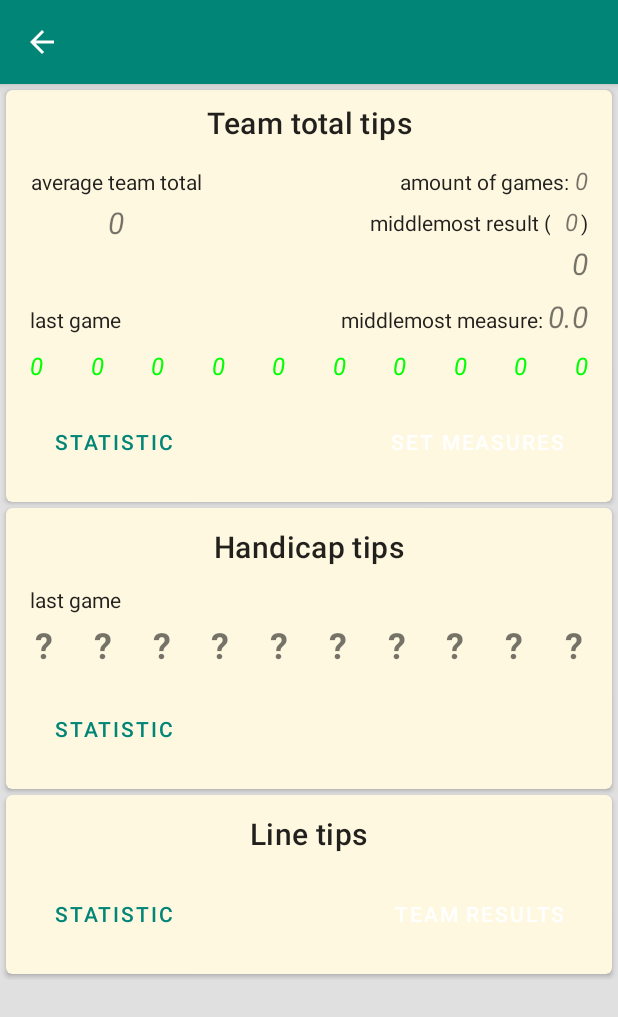
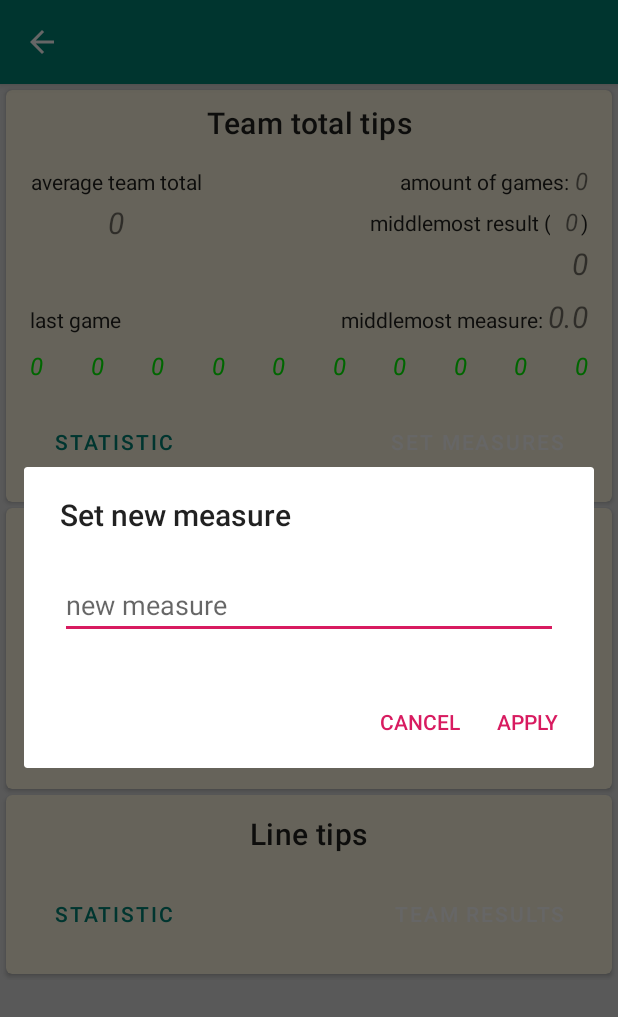
Before and after one commit to pavelkolomeitsev/BetProfessor, an Android app: the TeamTipsActivity screen opened directly, with no data from a screen before it, after a tap on "SET MEASURES", on a phone screen of 412 x 824 dp. Shown: the top 1017 px of the screen. Run offline under Robolectric (Android 15) with nearby library versions, the phone set to English and light mode, and no system bars; our stand-ins replace Room's generated code; libraries missing offline, so code that uses them is left out: android.arch.persistence.

Commit message:
Implement a function to set measure manually

```diff
--- a/BetProfessor/app/src/main/java/com/example/paul/betprofessor/ui/TeamTipsActivity.java
+++ b/BetProfessor/app/src/main/java/com/example/paul/betprofessor/ui/TeamTipsActivity.java
@@ -8,10 +8,12 @@ import android.widget.TextView;
 import android.widget.Toast;
 
 import com.example.paul.betprofessor.R;
+import com.example.paul.betprofessor.ui.helpers.DialogOnSetNewMeasure;
+import com.example.paul.betprofessor.viewModel.SetMeasureAsyncTask;
 import com.example.paul.betprofessor.viewModel.TeamTipsAsyncTask;
 import com.example.paul.betprofessor.viewModel.TeamTipsViewModel;
 
-public class TeamTipsActivity extends AppCompatActivity {
+public class TeamTipsActivity extends AppCompatActivity implements DialogOnSetNewMeasure.DialogSetNewMeasureListener {
 
     public TextView numberOfGames, averageTeamTotal, serialNumberOfResult1, serialNumberOfResult2;
     public TextView middlemostTeamTotal1, middlemostTeamTotal2, middlemostMeasure;
@@ -80,7 +82,8 @@ public class TeamTipsActivity extends AppCompatActivity {
 
         switch (view.getId()){
             case R.id.btn_set_measures:
-                Toast.makeText(this, "measure", Toast.LENGTH_SHORT).show();
+                DialogOnSetNewMeasure dialog = new DialogOnSetNewMeasure();
+                dialog.show(getSupportFragmentManager(), "dialogOnSetNewMeasure");
                 break;
             case R.id.btn_statistic_team_total:
                 Toast.makeText(this, "team total", Toast.LENGTH_SHORT).show();
@@ -96,4 +99,13 @@ public class TeamTipsActivity extends AppCompatActivity {
                 break;
         }
     }
+
+    @Override
+    public void applyNewMeasure(String measure) {
+        // here implement asyncTask to correct measure and last ten results
+        middlemostMeasure.setText(measure);
+
+        SetMeasureAsyncTask task = new SetMeasureAsyncTask(this, measure);
+        task.execute(viewModel);
+    }
 }
--- a/BetProfessor/app/src/main/java/com/example/paul/betprofessor/ui/helpers/DialogOnDeleteAll.java
+++ b/BetProfessor/app/src/main/java/com/example/paul/betprofessor/ui/helpers/DialogOnDeleteAll.java
@@ -28,7 +28,7 @@ public class DialogOnDeleteAll extends AppCompatDialogFragment {
                 .setPositiveButton(R.string.dialog_yes, new DialogInterface.OnClickListener() {
                     @Override
                     public void onClick(DialogInterface dialogInterface, int i) {
-                        //listener.onYesClickedButton();
+                        listener.onYesClickedButton();
                     }
                 });
 
--- /dev/null
+++ b/BetProfessor/app/src/main/java/com/example/paul/betprofessor/ui/helpers/DialogOnSetNewMeasure.java
@@ -0,0 +1,67 @@
+package com.example.paul.betprofessor.ui.helpers;
+
+import android.app.Dialog;
+import android.content.Context;
+import android.content.DialogInterface;
+import android.os.Bundle;
+import android.support.v7.app.AlertDialog;
+import android.support.v7.app.AppCompatDialogFragment;
+import android.view.LayoutInflater;
+import android.view.View;
+import android.widget.EditText;
+
+import com.example.paul.betprofessor.R;
+
+public class DialogOnSetNewMeasure extends AppCompatDialogFragment {
+
+    private EditText setNewMeasure;
+    private DialogSetNewMeasureListener listener;
+
+    @Override
+    public Dialog onCreateDialog(Bundle savedInstanceState) {
+
+        AlertDialog.Builder builder = new AlertDialog.Builder(getActivity());
+
+        LayoutInflater inflater = getActivity().getLayoutInflater();
+        View view = inflater.inflate(R.layout.dialog_on_set_measure, null);
+
+        builder.setView(view)
+                .setTitle("Set new measure")
+                .setNegativeButton(R.string.cancel, new DialogInterface.OnClickListener() {
+                    @Override
+                    public void onClick(DialogInterface dialogInterface, int i) {
+
+                    }
+                })
+                .setPositiveButton(R.string.apply, new DialogInterface.OnClickListener() {
+                    @Override
+                    public void onClick(DialogInterface dialogInterface, int i) {
+                        String newMeasure = setNewMeasure.getText().toString();
+
+                        // that`s how we pass a new measure to activity
+                        listener.applyNewMeasure(newMeasure);
+                    }
+                });
+
+        setNewMeasure = view.findViewById(R.id.et_set_new_measure);
+
+        return builder.create();
+    }
+
+    // by helping an interface we may pass data between dialog and activity
+    public interface DialogSetNewMeasureListener{
+        void applyNewMeasure(String measure);
+    }
+
+    @Override
+    public void onAttach(Context context) {
+        super.onAttach(context);
+
+        try {
+            listener = (DialogSetNewMeasureListener) context;
+        } catch (ClassCastException e) {
+            throw new ClassCastException(context.toString() +
+                    "must implement interface");
+        }
+    }
+}
--- a/BetProfessor/app/src/main/java/com/example/paul/betprofessor/viewModel/TeamTipsAsyncTask.java
+++ b/BetProfessor/app/src/main/java/com/example/paul/betprofessor/viewModel/TeamTipsAsyncTask.java
@@ -9,6 +9,8 @@ import java.lang.ref.WeakReference;
 
 public class TeamTipsAsyncTask extends AsyncTask<TeamTipsViewModel, Void, String[]> {
 
+    public static final int LENGTH_OF_ARRAY = 37;
+
     WeakReference<TeamTipsActivity> weakReference;
 
     public TeamTipsAsyncTask(TeamTipsActivity activity) {
@@ -19,7 +21,7 @@ public class TeamTipsAsyncTask extends AsyncTask<TeamTipsViewModel, Void, String
     @Override
     protected String[] doInBackground(TeamTipsViewModel... viewModels) {
 
-        String[] array = new String[37];
+        String[] array = new String[LENGTH_OF_ARRAY];
         array[0] = viewModels[0].getAmountOfTeamGames();
         array[1] = viewModels[0].getAverageTeamTotal();
         array[2] = viewModels[0].getMiddlemostMeasure();
--- /dev/null
+++ b/BetProfessor/app/src/main/res/layout/dialog_on_set_measure.xml
@@ -0,0 +1,14 @@
+<?xml version="1.0" encoding="utf-8"?>
+<RelativeLayout xmlns:android="http://schemas.android.com/apk/res/android"
+    android:layout_width="match_parent"
+    android:layout_height="match_parent"
+    android:padding="24dp">
+
+    <EditText
+        android:id="@+id/et_set_new_measure"
+        android:layout_width="match_parent"
+        android:layout_height="wrap_content"
+        android:hint="@string/new_measure"
+        android:inputType="numberDecimal"/>
+
+</RelativeLayout>
--- a/BetProfessor/app/src/main/res/values/strings.xml
+++ b/BetProfessor/app/src/main/res/values/strings.xml
@@ -34,6 +34,9 @@
     <string name="middlemost_measure">middlemost measure:</string>
     <string name="statistic">statistic</string>
     <string name="line_tips">Line tips</string>
+    <string name="new_measure">new measure</string>
+    <string name="cancel">cancel</string>
+    <string name="apply">apply</string>
 
     <string-array name="arrayOfTeamNames">
         <item>Atlanta Hawks</item>
```
Also changed, not shown: BetProfessor/app/src/main/java/com/example/paul/betprofessor/viewModel/SetMeasureAsyncTask.java (added, +141 -0 lines).
